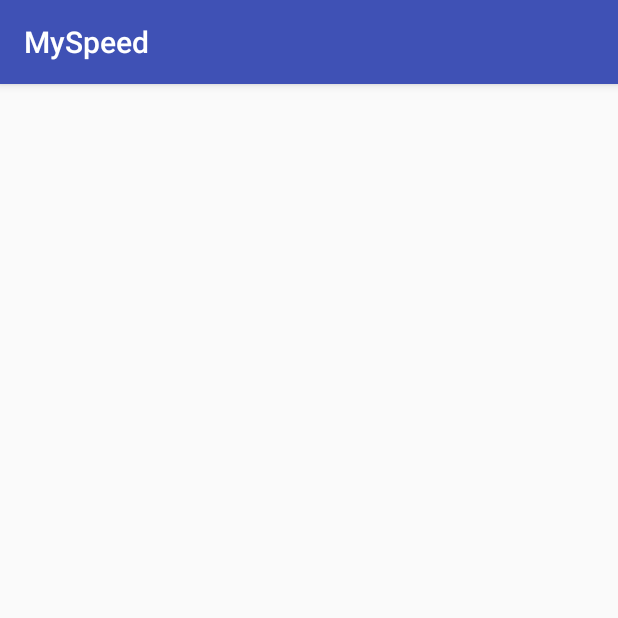
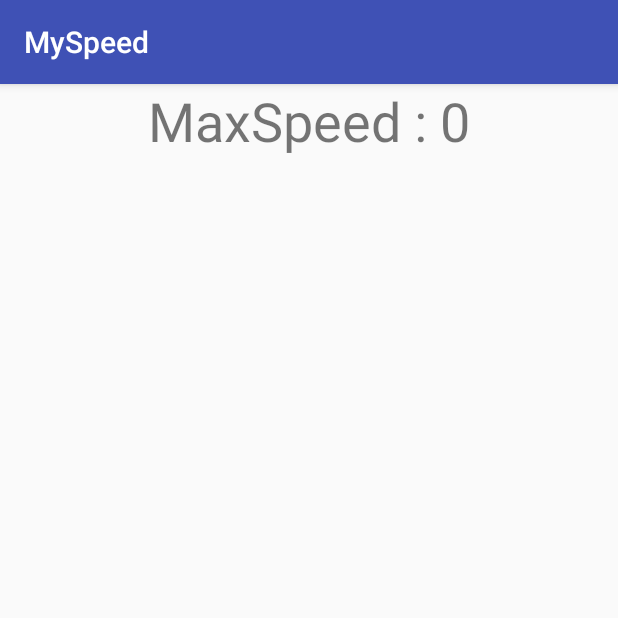
Before and after one commit to firchatn/MySpeed, an Android app: the screen it shows after launch (DetailsSpeed), after a tap on "DETAILS", on a phone screen of 412 x 824 dp, the top half of it. Run offline under Robolectric (Android 15) with nearby library versions, the phone set to English and light mode, and no system bars.

Commit message:
send max speed from activity to activity

```diff
--- a/app/src/main/java/tn/tik/myspeed/DetailsSpeed.java
+++ b/app/src/main/java/tn/tik/myspeed/DetailsSpeed.java
@@ -17,6 +17,6 @@ public class DetailsSpeed extends AppCompatActivity {
         Intent intent = getIntent();
         String message = intent.getStringExtra(MainActivity.EXTRA_MESSAGE);
         TextView textView = (TextView) findViewById(R.id.msg);
-        textView.setText(message);
+        textView.setText("MaxSpeed : " + message);
     }
 }
--- a/app/src/main/java/tn/tik/myspeed/MainActivity.java
+++ b/app/src/main/java/tn/tik/myspeed/MainActivity.java
@@ -40,8 +40,6 @@ public class MainActivity extends AppCompatActivity implements SensorEventListen
 
         mes = (TextView)findViewById(R.id.affiche);
         err = (TextView)findViewById(R.id.error);
-        //maxx = (TextView)findViewById(R.id.max);
-
 
     }
 
@@ -73,18 +71,19 @@ public class MainActivity extends AppCompatActivity implements SensorEventListen
             editor.putInt("max", MaxSpeed);
             editor.commit();
             s = prefs.getInt("max", 0);
-            //maxx.setText("MaxSpeed : " + s + " KM/H");
+
         }
 
         s = prefs.getInt("max", 0);
-        //maxx.setText("MaxSpeed : " + s + " KM/H");
+
 
         mes.setText("Speed : " + speed + " KM/H");
     }
 
     public void details(View view){
         Intent intent = new Intent(this, DetailsSpeed.class);
-        intent.putExtra(EXTRA_MESSAGE, s);
+        String ss = Integer.toString(s);
+        intent.putExtra(EXTRA_MESSAGE, ss);
         startActivity(intent);
     }
 
--- a/app/src/main/res/layout/details_layout.xml
+++ b/app/src/main/res/layout/details_layout.xml
@@ -1,12 +1,13 @@
 <?xml version="1.0" encoding="utf-8"?>
 <LinearLayout xmlns:android="http://schemas.android.com/apk/res/android"
     android:layout_width="match_parent"
-    android:layout_height="match_parent">
+    android:layout_height="match_parent"
+    android:baselineAligned="false">
 
     <TextView
         android:id="@+id/msg"
-        android:layout_width="0dp"
-        android:layout_height="211dp"
+        android:layout_width="wrap_content"
+        android:layout_height="110dp"
         android:layout_weight="1"
         android:textAlignment="center"
         android:textSize="36sp" />
```
